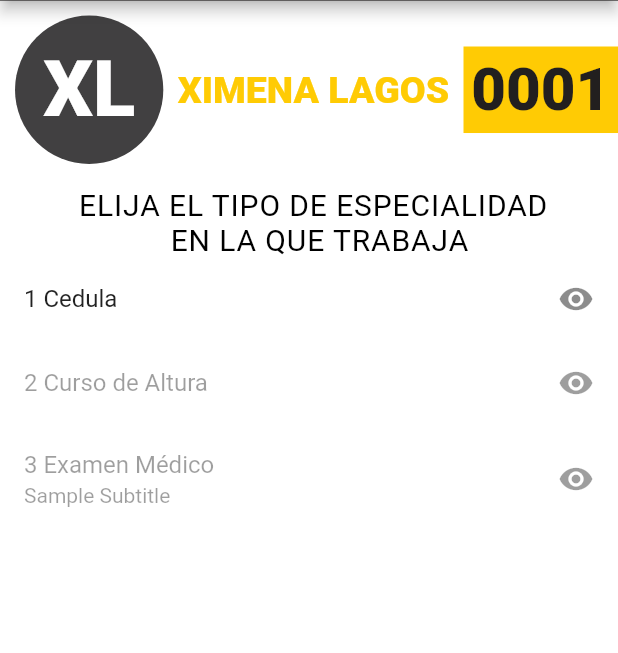
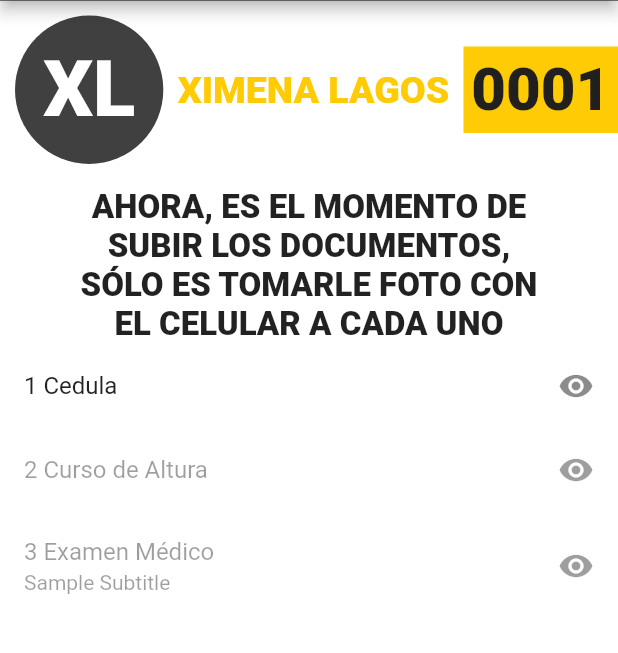
Before and after one commit to jsensunchop/Laborapp2, a Flutter app: the screen it shows after launch, on a phone screen of 412 x 824 dp, the part 123-776 px from its top. Run offline on Flutter 3.47's test engine with Material 2 defaults, Android fonts, the light colour scheme and no system bars; drawn by our look-alikes of auto_size_text; our stand-ins replace carousel_slider, flutter_rating_bar, flutter_screenutil, fluttertoast; Roboto replaces fonts that are missing (Robotto).

Commit message:
Documents screen modified #1

```diff
--- a/LaborappTrabajador-master/lib/Documents/documentsUploadDescription.dart
+++ b/LaborappTrabajador-master/lib/Documents/documentsUploadDescription.dart
@@ -1,5 +1,6 @@
 import 'package:flutter/material.dart';
 import 'package:flutter_screenutil/flutter_screenutil.dart';
+import 'package:auto_size_text/auto_size_text.dart';
 
 class documentsUploadDescription extends StatelessWidget {
 
@@ -15,13 +16,15 @@ class documentsUploadDescription extends StatelessWidget {
             Row(
               mainAxisAlignment: MainAxisAlignment.center,
               children: <Widget>[
-                Text(
-                    " ELIJA EL TIPO DE ESPECIALIDAD\n            EN LA QUE TRABAJA",
-                    style: TextStyle(
-                        fontFamily: "Robotto",
-                        fontSize: 20.0,
-                        letterSpacing: .6,
-                        color: Colors.black))
+                AutoSizeText(
+                  "AHORA, ES EL MOMENTO DE \n"
+                  "SUBIR LOS DOCUMENTOS, \n"
+                  "SÓLO ES TOMARLE FOTO CON \n"
+                  "EL CELULAR A CADA UNO",
+                  maxLines: 4,
+                  style: TextStyle(fontSize: 22.0, fontWeight: FontWeight.w800),
+                  textAlign: TextAlign.center,
+                ),
               ],
             ),
           ],
```
